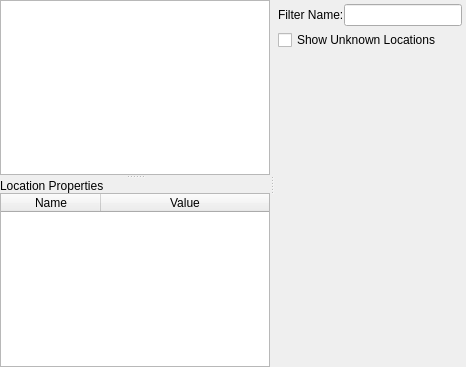
matzman666/PyPipboyApp, file widgets/locationbrowser/ui/locationbrowser.ui: the form before one commit.
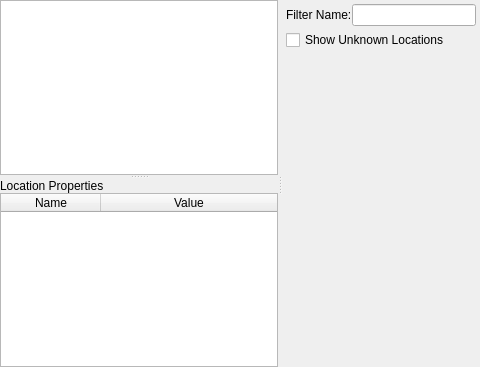
The form after the commit.

Patch:
```diff
--- a/widgets/locationbrowser/ui/locationbrowser.ui
+++ b/widgets/locationbrowser/ui/locationbrowser.ui
@@ -6,7 +6,7 @@
    <rect>
     <x>0</x>
     <y>0</y>
-    <width>466</width>
+    <width>480</width>
     <height>367</height>
    </rect>
   </property>
```
Left out of the diff: 3 changed lines with no effect on the pictures.
